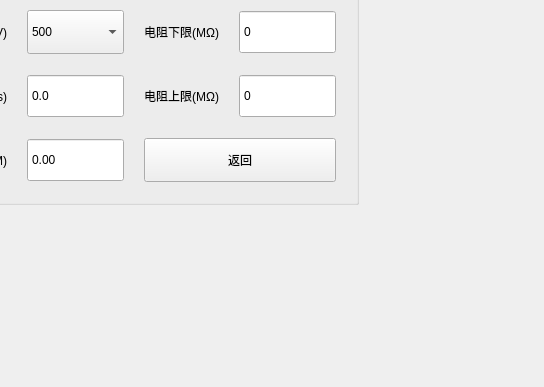
This is PageInr.ui in bloglink/aip-tester as Qt 5 draws it before an edit; both pictures show x 256 to 800 and y 213 to 600 of the 800 by 600 pixel window. The edited form follows.
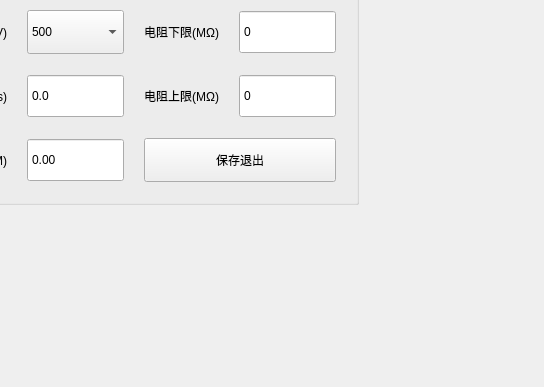
This is the edited form.

Commit message: style:(2.1.0.170329)改返回为保存退出

```diff
--- a/PageInr.ui
+++ b/PageInr.ui
@@ -267,7 +267,7 @@
             </sizepolicy>
            </property>
            <property name="text">
-            <string>返回</string>
+            <string>保存退出</string>
            </property>
           </widget>
          </item>
```
The commit also changes 7 other files.
